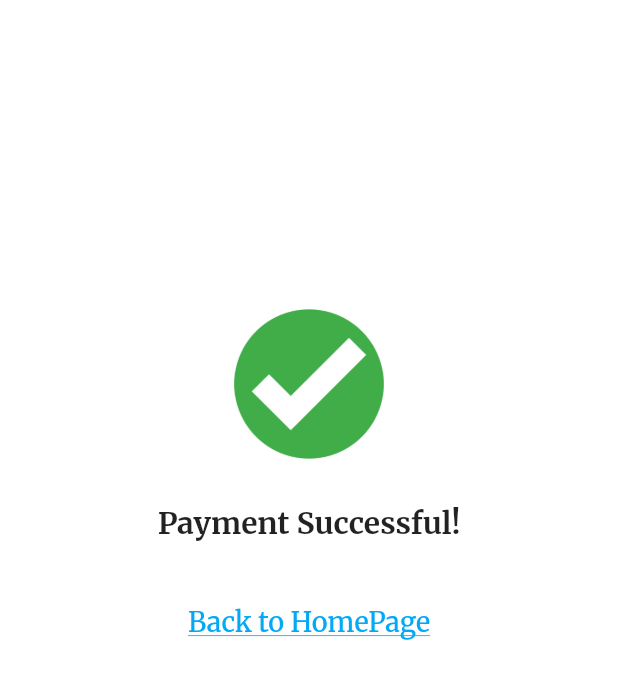
After one commit to shaoming123/Flutter_wallet, a Flutter app: the SuccessfulPage screen opened directly, on a phone screen of 412 x 824 dp. The commit adds this screen. Shown: the top 679 px of the screen. Run offline on Flutter 3.47's test engine with Material 2 defaults, Android fonts, the phone set to English and light mode, and no system bars; our stand-ins replace firebase_auth, firebase_core, firebase_database, flutter_signin_button, google_fonts, google_sign_in and 1 more; missing offline and left inert: flutter_barcode_scanner, razorpay_flutter; accounts and stored records are empty.

Commit message:
success_fail_page

```diff
--- /dev/null
+++ b/lib/src/model/Successful.dart
@@ -0,0 +1,60 @@
+import 'package:flutter/material.dart';
+import 'package:flutter_wallet_app/src/pages/homePage.dart';
+
+class SuccessfulPage extends StatelessWidget {
+  const SuccessfulPage({Key? key}) : super(key: key);
+
+  @override
+  Widget build(BuildContext context) {
+    return Scaffold(
+        backgroundColor: Colors.white,
+        body: Container(
+            margin:
+                EdgeInsets.only(top: MediaQuery.of(context).size.height / 4),
+            child: Center(
+                child: Column(
+                    crossAxisAlignment: CrossAxisAlignment.center,
+                    children: <Widget>[
+                  Image(
+                      image: AssetImage("images/ico_success.jpg"),
+                      width: 100.0,
+                      height: 100.0),
+                  SizedBox(
+                    height: 30,
+                  ),
+                  Text(
+                    'Payment Successful!',
+                    style: TextStyle(
+                        fontSize: 20.0,
+                        fontWeight:
+                            FontWeight.bold // insert your font size here
+                        ),
+                  ),
+                  SizedBox(
+                    height: 30,
+                  ),
+                  RaisedButton(
+                    padding: EdgeInsets.all(0),
+                    elevation: 0,
+                    hoverElevation: 0,
+                    focusElevation: 0,
+                    highlightElevation: 0,
+                    color: Colors.white,
+                    child: Text(
+                      'Back to HomePage',
+                      style: TextStyle(
+                        color: Colors.lightBlue,
+                        fontSize: 18,
+                        decoration: TextDecoration.underline,
+                      ),
+                    ),
+                    onPressed: () {
+                      Navigator.push(
+                        context,
+                        MaterialPageRoute(builder: (context) => HomePage()),
+                      );
+                    },
+                  ),
+                ]))));
+  }
+}
--- a/lib/src/pages/ProfilePage.dart
+++ b/lib/src/pages/ProfilePage.dart
@@ -87,6 +87,7 @@ class MapScreenState extends State<ProfilePage>
                                 //         AssetImage('assets/face.jpg'),
                                 //         ),
                                 CircleAvatar(
+                                    radius: 40.0,
                                     backgroundImage: _user.photoURL.isNotEmpty
                                         ? NetworkImage(_user.photoURL)
                                         : AssetImage('assets/face.jpg')),
--- a/pubspec.yaml
+++ b/pubspec.yaml
@@ -32,6 +32,7 @@ dependencies:
   google_sign_in: ^5.0.4
   simple_animations: ^1.3.3
   razorpay_flutter: ^1.2.3
+  flutter_barcode_scanner: ^2.0.0
 
 dev_dependencies:
   flutter_test:
@@ -50,6 +51,9 @@ flutter:
   # To add assets to your application, add an assets section, like this:
   assets:
     - assets/face.jpg
+    - images/ico_success.jpg
+    - assets/ico_fail.jpg
+    - images/ico_failure.png
     - assets/background.png
     - assets/illustration.png
     - assets/googleicon.png
@@ -67,6 +71,7 @@ flutter:
     - images/ico_receive_money.png
     - images/ico_logo_red.png
     - images/ico_logo_blue.png
+
   # An image asset can refer to one or more resolution-specific "variants", see
   # https://flutter.dev/assets-and-images/#resolution-aware.
 
```
Also changed, not shown: lib/src/model/Failure.dart (added, +60 -0 lines), lib/src/pages/ScanPage.dart (added, +75 -0 lines), lib/src/pages/Topup.dart (+17 -9 lines), lib/src/pages/homePage.dart (+32 -0 lines), assets/ico_fail.jpg (added), images/ico_failure.png (added), images/ico_success.jpg (added), pubspec.lock, 2 other files.
